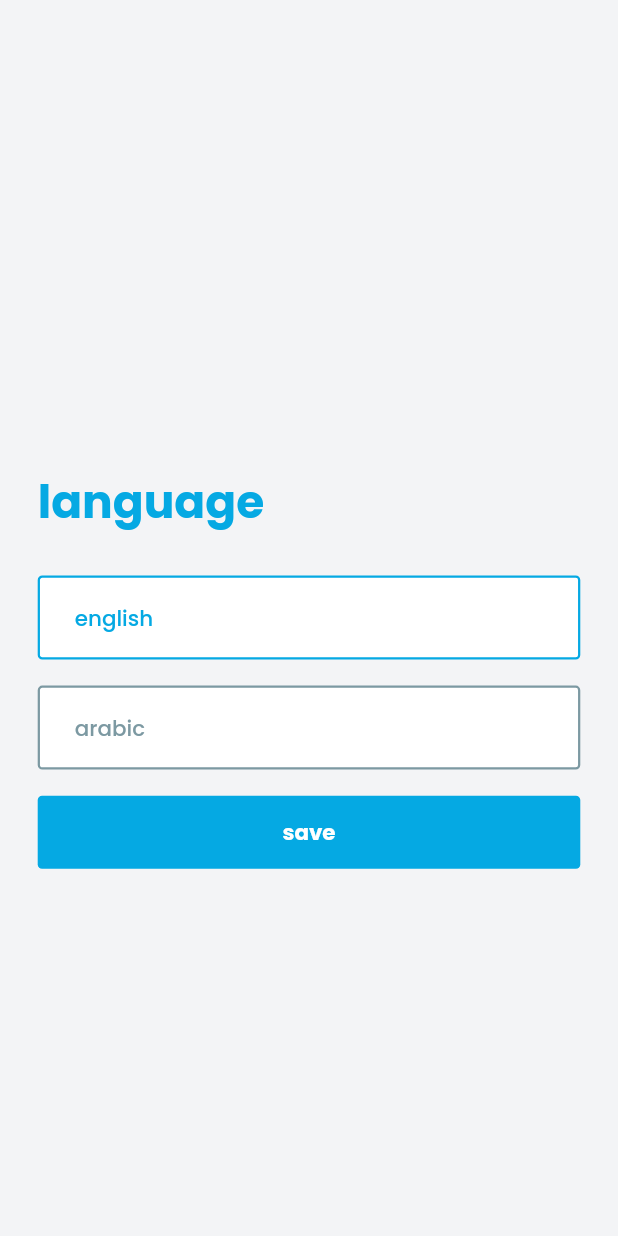
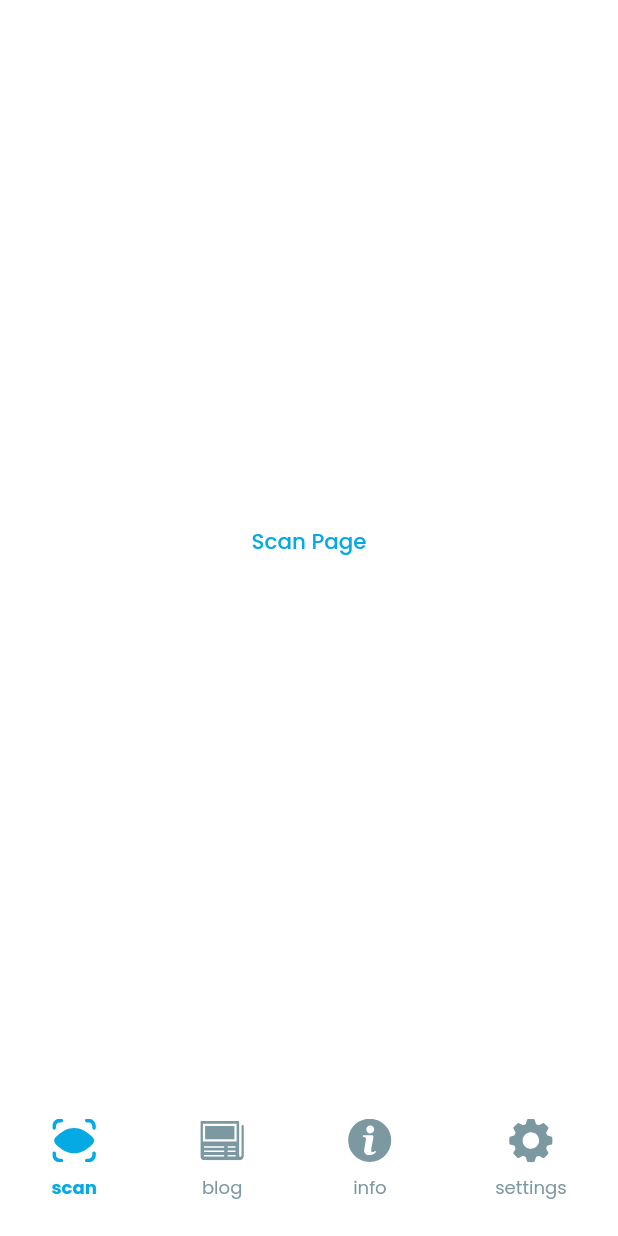
Before and after one commit to ManalSM333/sanaproject, a Flutter app: the SettingsView screen opened directly, after a tap on "save", on a phone screen of 412 x 824 dp. Run offline on Flutter 3.47's test engine with Material 2 defaults, Android fonts, the phone set to English and light mode, and no system bars; our stand-ins replace carousel_slider, flutter_screenutil, flutter_svg, get.

Commit message:
bottom nav implemented

```diff
--- /dev/null
+++ b/lib/core/base/components/bottom_navigation_bar_widget.dart
@@ -0,0 +1,244 @@
+// ignore_for_file: deprecated_member_use
+
+import 'dart:io';
+import 'package:flutter/material.dart';
+import 'package:flutter/services.dart';
+import 'package:flutter_svg/flutter_svg.dart';
+import 'package:get/get.dart';
+import 'package:sanaproject/core/base/state/base_state.dart';
+import 'package:sanaproject/core/constants/enums/setting_type_enum.dart';
+import 'package:sanaproject/core/constants/image_constants.dart';
+import 'package:sanaproject/core/init/theme/color/color_theme.dart';
+
+import '../../../view/onboarding/view/settings_view.dart';
+
+GlobalKey<ScaffoldState> homeKey = GlobalKey<ScaffoldState>();
+int? selectedIndex;
+String _currentPage = "Page1";
+
+Map<String, GlobalKey<NavigatorState>> navigatorKeys = {
+  "Page1": GlobalKey<NavigatorState>(),
+  "Page2": GlobalKey<NavigatorState>(),
+  "Page3": GlobalKey<NavigatorState>(),
+  "Page4": GlobalKey<NavigatorState>(),
+};
+
+class BottomNavigationBarView extends StatefulWidget {
+  final int? selectedIndex;
+  const BottomNavigationBarView({Key? key, this.selectedIndex})
+      : super(key: key);
+
+  @override
+  State<BottomNavigationBarView> createState() =>
+      _BottomNavigationBarViewState();
+}
+
+class _BottomNavigationBarViewState extends State<BottomNavigationBarView> {
+  List<String> pageKeys = ["Page1", "Page2", "Page3", "Page4"];
+
+  void _selectTab(String tabItem, int index) {
+    if (tabItem == _currentPage) {
+      navigatorKeys[tabItem]?.currentState?.popUntil((route) => route.isFirst);
+    } else {
+      if (mounted) {
+        setState(
+          () {
+            _currentPage = pageKeys[index];
+            selectedIndex = index;
+          },
+        );
+      }
+    }
+  }
+
+  @override
+  void initState() {
+    if (mounted) {
+      setState(
+        () {
+          selectedIndex = widget.selectedIndex ?? 0;
+          _currentPage = pageKeys[widget.selectedIndex ?? 0];
+          // selectedIndexAnimations(widget.selectedIndex ?? 0);
+        },
+      );
+    }
+    super.initState();
+  }
+
+  void onTabTapped(int index) {
+    if (index == 0) {
+      _selectTab(pageKeys[index], index);
+      return;
+    }
+    if (index == 1) {
+      _selectTab(pageKeys[index], index);
+      return;
+    }
+    if (index == 2) {
+      _selectTab(pageKeys[index], index);
+      return;
+    }
+    if (index == 3) {
+      _selectTab(pageKeys[index], index);
+      return;
+    }
+  }
+
+  @override
+  Widget build(BuildContext context) {
+    return WillPopScope(
+      onWillPop: () async {
+        final isFirstRouteInCurrentTab =
+            await navigatorKeys[_currentPage]?.currentState?.maybePop();
+        if (isFirstRouteInCurrentTab!) {
+          if (_currentPage != "Page1") {
+            _selectTab("Page1", 0);
+            return false;
+          } else {
+            if (Platform.isIOS) {
+              exit(0);
+            } else {
+              SystemNavigator.pop();
+            }
+          }
+        }
+        return isFirstRouteInCurrentTab;
+      },
+      child: Scaffold(
+        key: homeKey,
+        body: Stack(
+          children: [
+            _buildOffstageNavigator("Page1"),
+            _buildOffstageNavigator("Page2"),
+            _buildOffstageNavigator("Page3"),
+            _buildOffstageNavigator("Page4"),
+          ],
+        ),
+        bottomNavigationBar: Stack(
+          children: [
+            Padding(
+              padding: EdgeInsets.only(
+                bottom: Platform.isAndroid
+                    ? Utility(context).dynamicWidthPixel(24)
+                    : Utility(context).dynamicWidthPixel(38),
+              ),
+              child: Row(
+                mainAxisAlignment: MainAxisAlignment.spaceAround,
+                children: [
+                  bottomNavBarItems(
+                    index: 0,
+                    iconPath: ImageConstants.instance.svgPath.eye_btn,
+                    title: 'scan'.tr,
+                  ),
+                  bottomNavBarItems(
+                    index: 1,
+                    iconPath: ImageConstants.instance.svgPath.blog,
+                    title: 'blog'.tr,
+                  ),
+                  bottomNavBarItems(
+                    index: 2,
+                    iconPath: ImageConstants.instance.svgPath.info,
+                    title: "info".tr,
+                  ),
+                  bottomNavBarItems(
+                    index: 3,
+                    iconPath: ImageConstants.instance.svgPath.settings,
+                    title: "settings".tr,
+                  ),
+                ],
+              ),
+            ),
+          ],
+        ),
+      ),
+    );
+  }
+
+  Widget bottomNavBarItems(
+      {int? index, required String iconPath, String? title}) {
+    return GestureDetector(
+      onTap: () {
+        onTabTapped(index!);
+      },
+      child: Stack(
+        alignment: Alignment.center,
+        clipBehavior: Clip.none,
+        children: [
+          SvgPicture.asset(
+            iconPath,
+            color:
+                selectedIndex == index ? AppColors().green : AppColors().grey1,
+            height: 30,
+          ),
+          Padding(
+            padding:
+                EdgeInsets.only(top: Utility(context).dynamicWidthPixel(64)),
+            child: Text(
+              title!.tr,
+              style: TextStyle(
+                fontWeight: selectedIndex == index
+                    ? FontWeight.w600
+                    : FontWeight.normal,
+                color: selectedIndex == index
+                    ? AppColors().green
+                    : AppColors().grey1,
+                fontSize: Utility(context).dynamicTextSize(13.5),
+              ),
+            ),
+          ),
+        ],
+      ),
+    );
+  }
+}
+
+Widget _buildOffstageNavigator(String tabItem) {
+  return Offstage(
+    offstage: _currentPage != tabItem,
+    child: TabNavigator(
+      navigatorKey: navigatorKeys[tabItem],
+      tabItem: tabItem,
+    ),
+  );
+}
+
+class TabNavigator extends StatelessWidget {
+  // ignore: use_key_in_widget_constructors
+  const TabNavigator({this.navigatorKey, this.tabItem});
+  final GlobalKey<NavigatorState>? navigatorKey;
+  final String? tabItem;
+
+  @override
+  Widget build(BuildContext context) {
+    Widget? child;
+    if (tabItem == "Page1") {
+      child = const SizedBox(
+        child: Center(
+          child: Text("Scan Page"),
+        ),
+      );
+    } else if (tabItem == "Page2") {
+      child = const SizedBox(
+        child: Center(
+          child: Text("News Page"),
+        ),
+      );
+    } else if (tabItem == "Page3") {
+      child = const SizedBox(
+        child: Center(
+          child: Text("About Page"),
+        ),
+      );
+    } else if (tabItem == "Page4") {
+      child =
+          const SettingsView(settingsType: SettingsType.botttomNavBarSettings);
+    }
+
+    return Navigator(
+      key: navigatorKey,
+      onGenerateRoute: (routeSettings) {
+        return MaterialPageRoute(builder: (context) => child!);
+      },
+    );
+  }
+}
--- a/lib/view/onboarding/view/settings_view.dart
+++ b/lib/view/onboarding/view/settings_view.dart
@@ -1,6 +1,7 @@
 import 'package:flutter/material.dart';
 import 'package:get/get.dart';
 import 'package:sanaproject/core/base/components/base_selected_listview.dart';
+import 'package:sanaproject/core/base/components/bottom_navigation_bar_widget.dart';
 import 'package:sanaproject/core/base/components/button/base_button.dart';
 import 'package:sanaproject/core/base/state/base_state.dart';
 import 'package:sanaproject/core/init/theme/color/color_theme.dart';
@@ -80,7 +81,10 @@ class SettingsView extends GetView<OnboardingController> {
                       ),
                       child: BaseButton(
                         buttonText: 'save'.tr,
-                        onPressed: () {},
+                        onPressed: () {
+                          Get.off(
+                              const BottomNavigationBarView(selectedIndex: 0));
+                        },
                       ),
                     )
                   ],
```
